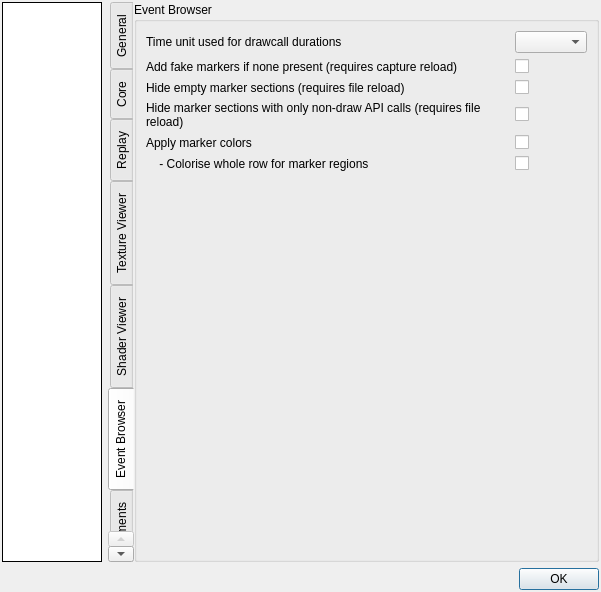
Qt form qrenderdoc/Windows/Dialogs/SettingsDialog.ui (baldurk/renderdoc) before a commit.
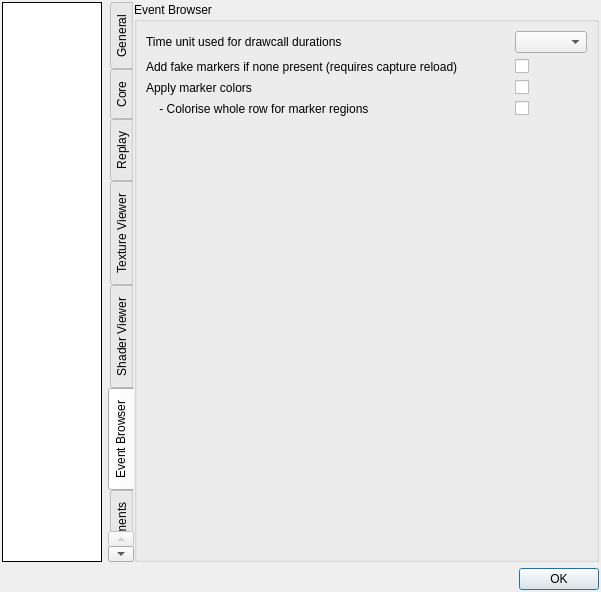
The same form after that commit. The open tabs and pages were chosen to show the change. Custom widgets are drawn as their Qt base class.

Commit message: Remove event browser settings about hiding empty regions

Patch:
```diff
--- a/qrenderdoc/Windows/Dialogs/SettingsDialog.ui
+++ b/qrenderdoc/Windows/Dialogs/SettingsDialog.ui
@@ -1004,49 +1004,6 @@
           <string>Event Browser</string>
          </property>
          <layout class="QGridLayout" name="gridLayout_7">
-          <item row="3" column="0">
-           <widget class="QLabel" name="label_21">
-            <property name="toolTip">
-             <string>In the Event Browser and Timeline Bar, marker sections that contain only non-draw API calls - e.g. only queries, or only state setting - will be completely removed</string>
-            </property>
-            <property name="text">
-             <string>Hide marker sections with only non-draw API calls (requires file reload)</string>
-            </property>
-            <property name="wordWrap">
-             <bool>true</bool>
-            </property>
-           </widget>
-          </item>
-          <item row="3" column="1">
-           <widget class="QCheckBox" name="EventBrowser_HideAPICalls">
-            <property name="toolTip">
-             <string>In the Event Browser and Timeline Bar, marker sections that contain only non-draw API calls - e.g. only queries, or only state setting - will be completely removed</string>
-            </property>
-            <property name="text">
-             <string/>
-            </property>
-           </widget>
-          </item>
-          <item row="2" column="1">
-           <widget class="QCheckBox" name="EventBrowser_HideEmpty">
-            <property name="toolTip">
-             <string>In the Event Browser and Timeline Bar, marker sections that contain no API calls or drawcalls will be completely removed</string>
-            </property>
-            <property name="text">
-             <string/>
-            </property>
-           </widget>
-          </item>
-          <item row="2" column="0">
-           <widget class="QLabel" name="label_20">
-            <property name="toolTip">
-             <string>In the Event Browser and Timeline Bar, marker sections that contain no API calls or drawcalls will be completely removed</string>
-            </property>
-            <property name="text">
-             <string>Hide empty marker sections (requires file reload)</string>
-            </property>
-           </widget>
-          </item>
           <item row="0" column="1">
            <widget class="QComboBox" name="EventBrowser_TimeUnit">
             <property name="toolTip">
@@ -1083,7 +1040,7 @@
             </property>
            </widget>
           </item>
-          <item row="5" column="0">
+          <item row="3" column="0">
            <widget class="QLabel" name="label_23">
             <property name="toolTip">
              <string>When coloring marker sections in the Event Browser, the whole row of a marker region will be colored, not just a bar to the left of its children.</string>
@@ -1093,7 +1050,7 @@
             </property>
            </widget>
           </item>
-          <item row="4" column="0">
+          <item row="2" column="0">
            <widget class="QLabel" name="label_22">
             <property name="toolTip">
              <string>In the Event Browser and Timeline Bar, marker sections and marker labels will be colored with an API-specified color.
@@ -1104,7 +1061,7 @@
             </property>
            </widget>
           </item>
-          <item row="5" column="1">
+          <item row="3" column="1">
            <widget class="QCheckBox" name="EventBrowser_ColorEventRow">
             <property name="toolTip">
              <string>When coloring marker sections in the Event Browser, the whole row of a marker region will be colored, not just a bar to the left of its children.</string>
@@ -1114,7 +1071,7 @@
             </property>
            </widget>
           </item>
-          <item row="4" column="1">
+          <item row="2" column="1">
            <widget class="QCheckBox" name="EventBrowser_ApplyColors">
             <property name="toolTip">
              <string>In the Event Browser and Timeline Bar, marker sections and marker labels will be colored with an API-specified color.
```
The commit also changes 4 other files.
